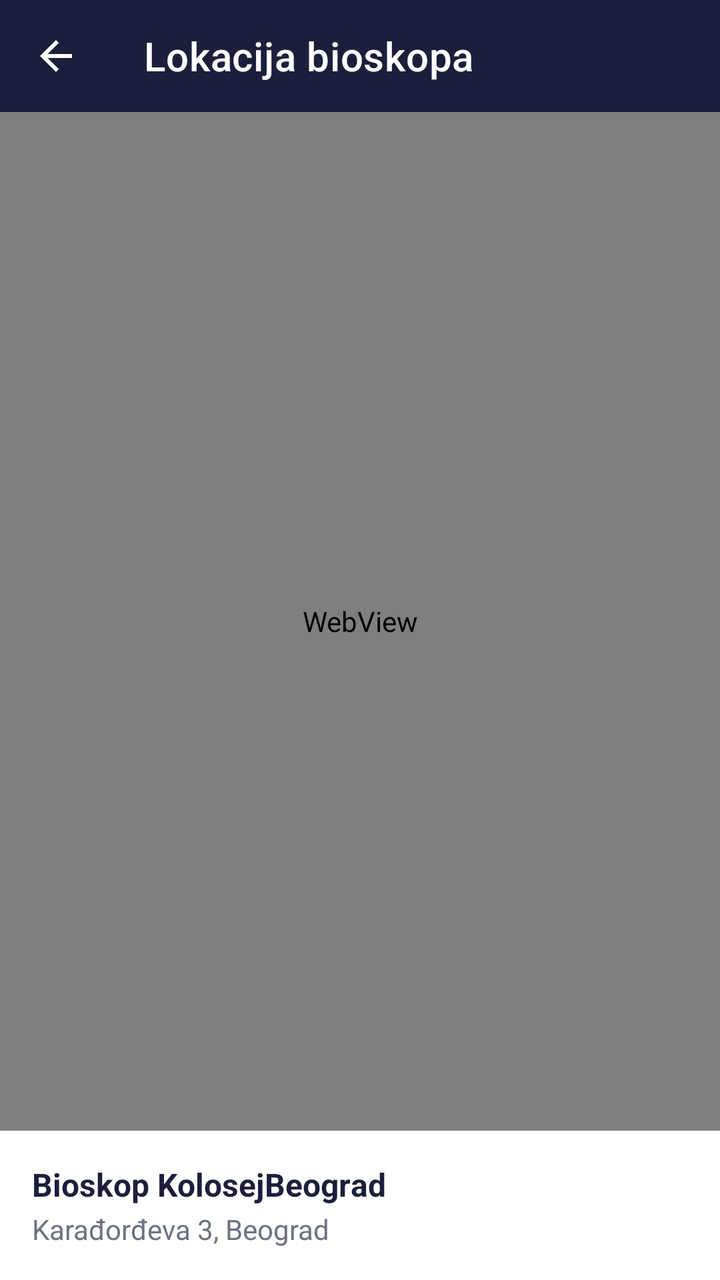
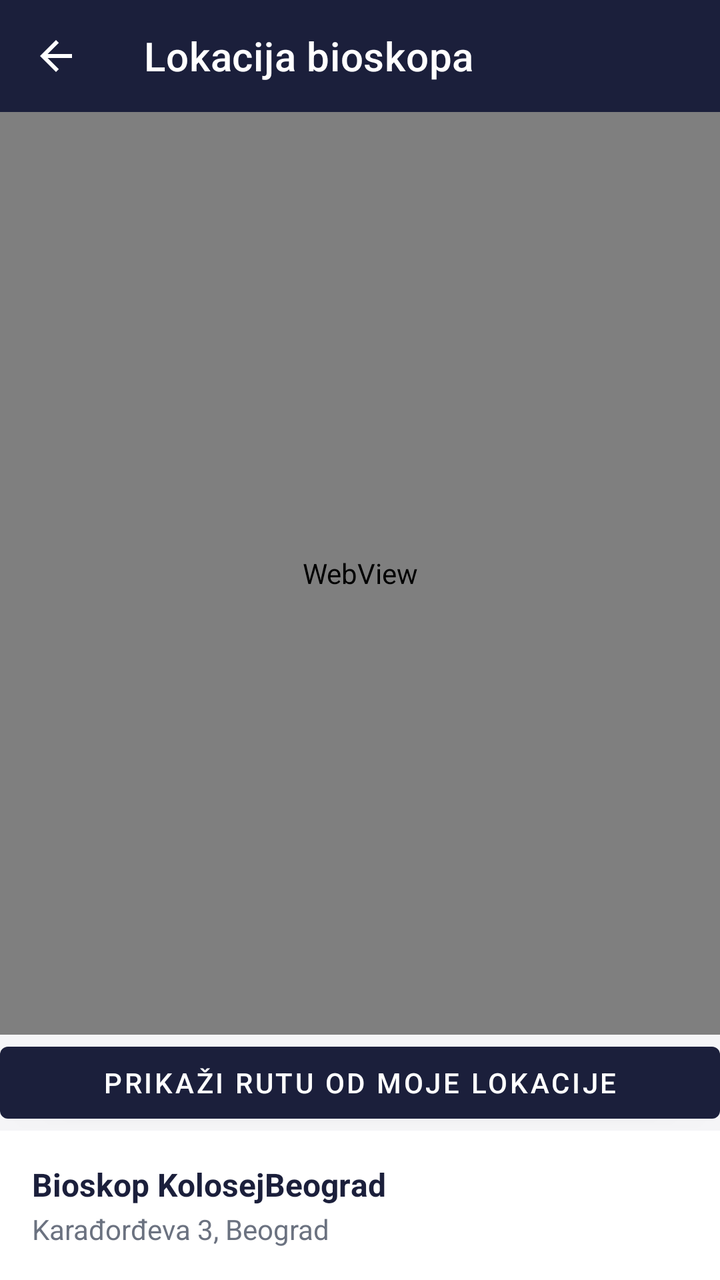

An Android layout rendered at two revisions. The XML below is the earlier revision; the diff shows what the commit changed to produce the second picture.
<!-- AndroidManifest.xml: application theme Theme.CineBook -->
<!-- res/layout/activity_map.xml -->
<?xml version="1.0" encoding="utf-8"?>
<LinearLayout xmlns:android="http://schemas.android.com/apk/res/android"
    xmlns:app="http://schemas.android.com/apk/res-auto"
    android:fitsSystemWindows="true"
    xmlns:tools="http://schemas.android.com/tools"
    android:layout_width="match_parent"
    android:layout_height="match_parent"
    android:orientation="vertical">

    <com.google.android.material.appbar.MaterialToolbar
        android:id="@+id/toolbar"
        android:layout_width="match_parent"
        android:layout_height="?attr/actionBarSize"
        android:background="@color/primary"
        app:titleTextColor="@color/white"
        app:navigationIcon="@drawable/ic_back"
        app:title="@string/cinema_location"
        />

    <WebView
        android:id="@+id/webViewMap"
        android:layout_width="match_parent"
        android:layout_height="0dp"
        android:layout_weight="1" />

    <LinearLayout
        android:layout_width="match_parent"
        android:layout_height="wrap_content"
        android:orientation="vertical"
        android:padding="16dp"
        android:background="@color/white">

        <TextView
            android:id="@+id/textCinemaName"
            android:layout_width="match_parent"
            android:layout_height="wrap_content"
            android:text="@string/cinema_name"
            android:textStyle="bold"
            android:textSize="16sp"
            android:textColor="@color/text_primary" />

        <TextView
            android:id="@+id/textCinemaAddress"
            android:layout_width="match_parent"
            android:layout_height="wrap_content"
            android:text="@string/cinema_address"
            android:textColor="@color/text_secondary"
            android:layout_marginTop="2dp" />

    </LinearLayout>

</LinearLayout>
<!-- resources referenced by this layout -->
<resources>
  <color name="primary">#1B1F3B</color>
  <color name="text_primary">#1B1F3B</color>
  <color name="text_secondary">#6B7280</color>
  <color name="white">#FFFFFF</color>
  <!-- drawable ic_back (drawable) -->
  <?xml version="1.0" encoding="utf-8"?>
  <vector xmlns:android="http://schemas.android.com/apk/res/android"
      android:width="24dp"
      android:height="24dp"
      android:viewportWidth="24"
      android:viewportHeight="24"
      android:tint="@color/white">
      <path
          android:fillColor="@android:color/white"
          android:pathData="M20,11H7.83l5.59,-5.59L12,4l-8,8 8,8 1.41,-1.41L7.83,13H20v-2z" />
  </vector>
  <string name="cinema_address">Karađorđeva 3, Beograd</string>
  <string name="cinema_location">Lokacija bioskopa</string>
  <string name="cinema_name">Bioskop "Kolosej" Beograd</string>
  <style name="Theme.CineBook" parent="Theme.MaterialComponents.DayNight.NoActionBar">
          <item name="colorPrimary">@color/primary</item>
          <item name="colorPrimaryDark">@color/primary_dark</item>
          <item name="colorAccent">@color/accent</item>
          <item name="android:windowBackground">@color/background</item>
      </style>
  <color name="primary_dark">#10132A</color>
  <color name="accent">#E63946</color>
  <color name="background">#F5F5F7</color>
</resources>

<!-- the commit's change to res/layout/activity_map.xml (unified diff, before → after) -->
@@ -22,6 +22,12 @@
         android:layout_width="match_parent"
         android:layout_height="0dp"
         android:layout_weight="1" />
+
+    <Button
+        android:id="@+id/btnRoute"
+        android:layout_width="match_parent"
+        android:layout_height="wrap_content"
+        android:text="@string/route" />
 
     <LinearLayout
         android:layout_width="match_parent"
<!-- resource entries referenced after the edit -->
@@ -19,6 +19,7 @@
   <string name="cinema_address">Karađorđeva 3, Beograd</string>
   <string name="cinema_location">Lokacija bioskopa</string>
   <string name="cinema_name">Bioskop "Kolosej" Beograd</string>
+  <string name="route">Prikaži rutu od moje lokacije</string>
   <style name="Theme.CineBook" parent="Theme.MaterialComponents.DayNight.NoActionBar">
           <item name="colorPrimary">@color/primary</item>
           <item name="colorPrimaryDark">@color/primary_dark</item>
